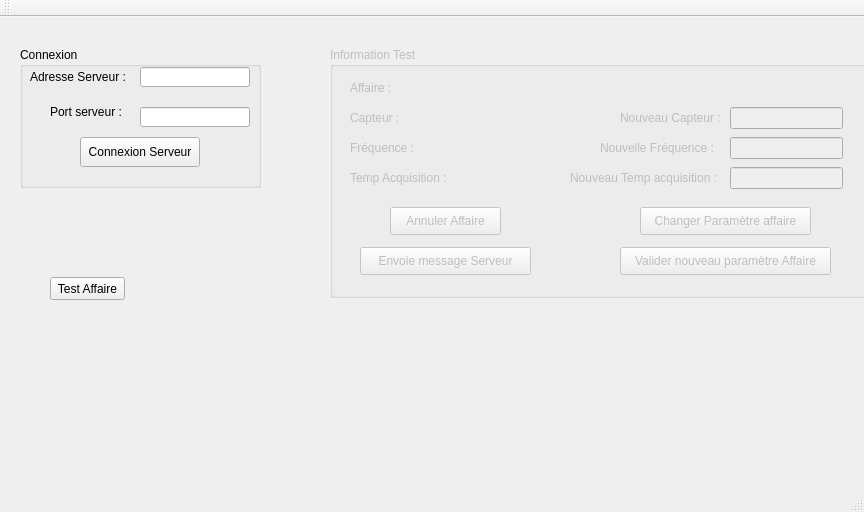
This is PosteBanc/PosteBanc/PosteBanc.ui in Woulfty/Projet_Verin as Qt 5 draws it before an edit. The edited form follows.
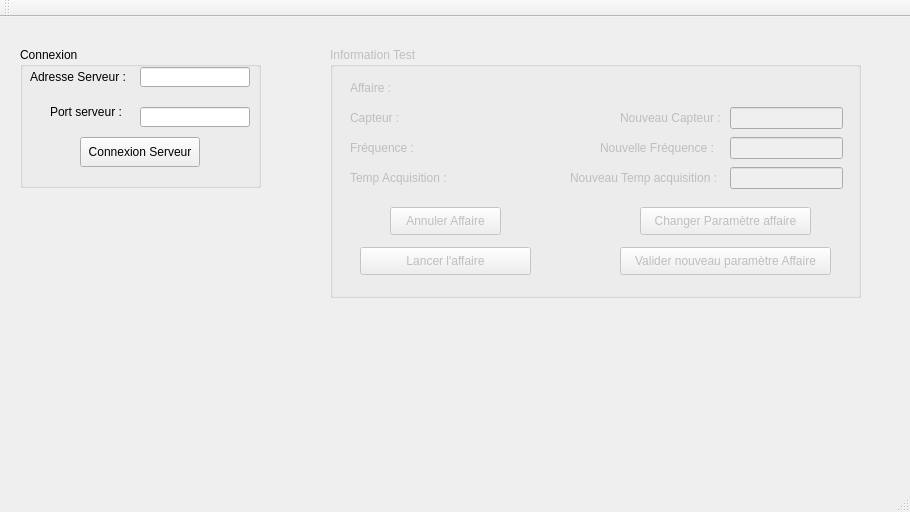
This is the edited form.

Patch:
```diff
--- a/PosteBanc/PosteBanc/PosteBanc.ui
+++ b/PosteBanc/PosteBanc/PosteBanc.ui
@@ -6,7 +6,7 @@
    <rect>
     <x>0</x>
     <y>0</y>
-    <width>864</width>
+    <width>910</width>
     <height>512</height>
    </rect>
   </property>
@@ -94,7 +94,7 @@
      <rect>
       <x>330</x>
       <y>30</y>
-      <width>561</width>
+      <width>531</width>
       <height>251</height>
      </rect>
     </property>
@@ -205,19 +205,6 @@
       <string/>
      </property>
     </widget>
-    <widget class="QPushButton" name="pushButton">
-     <property name="geometry">
-      <rect>
-       <x>30</x>
-       <y>200</y>
-       <width>171</width>
-       <height>28</height>
-      </rect>
-     </property>
-     <property name="text">
-      <string>Envoie message Serveur</string>
-     </property>
-    </widget>
     <widget class="QPushButton" name="CancelAffaire">
      <property name="enabled">
       <bool>false</bool>
@@ -344,19 +331,22 @@
       <string>Valider nouveau paramètre Affaire</string>
      </property>
     </widget>
-   </widget>
-   <widget class="QPushButton" name="pushButton_2">
-    <property name="geometry">
-     <rect>
-      <x>50</x>
-      <y>260</y>
-      <width>75</width>
-      <height>23</height>
-     </rect>
-    </property>
-    <property name="text">
-     <string>Test Affaire</string>
-    </property>
+    <widget class="QPushButton" name="BouttonAffaire">
+     <property name="enabled">
+      <bool>false</bool>
+     </property>
+     <property name="geometry">
+      <rect>
+       <x>30</x>
+       <y>200</y>
+       <width>171</width>
+       <height>28</height>
+      </rect>
+     </property>
+     <property name="text">
+      <string>Lancer l'affaire</string>
+     </property>
+    </widget>
    </widget>
   </widget>
   <widget class="QMenuBar" name="menuBar">
```
Left out of the diff: 22 changed lines with no effect on the pictures.
